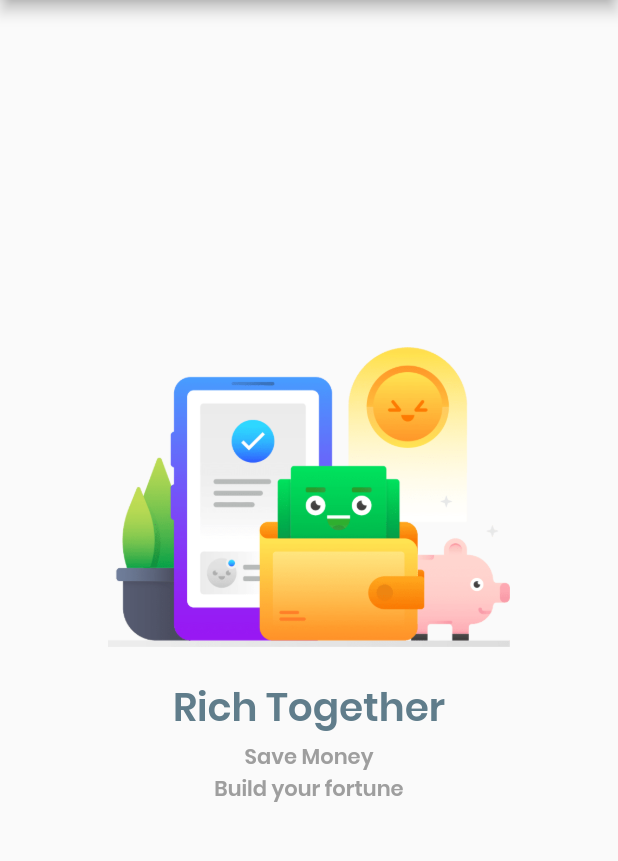
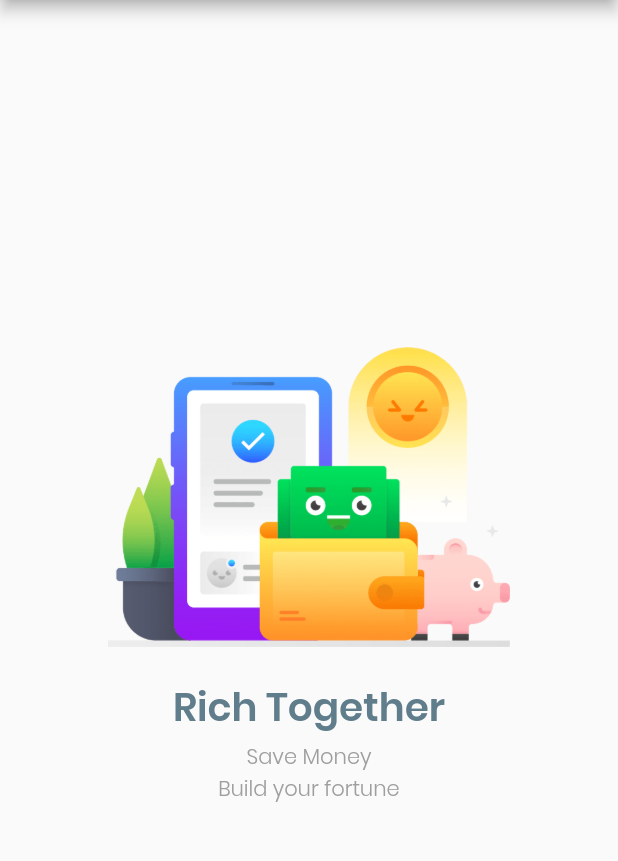
Before and after one commit to rendikr/learning-flutter-mobile-apps, a Flutter app: the screen it shows after launch, on a phone screen of 412 x 824 dp, the part 84-945 px from its top. Run offline on Flutter 3.47's test engine with Material 2 defaults, Android fonts, the phone set to English and light mode, and no system bars.

```diff
--- a/lib/font_style.dart
+++ b/lib/font_style.dart
@@ -3,11 +3,13 @@ import 'package:flutter/material.dart';
 TextStyle mainHeader = TextStyle(
   fontSize: 26,
   color: Colors.blueGrey,
-  fontFamily: 'Poppins'
+  fontFamily: 'Poppins',
+  fontWeight: FontWeight.w700
 );
 
 TextStyle subHeader = TextStyle(
   fontSize: 14,
   color: Colors.grey,
-  fontFamily: 'Poppins'
+  fontFamily: 'Poppins',
+  fontWeight: FontWeight.w300
 );
--- a/pubspec.yaml
+++ b/pubspec.yaml
@@ -62,9 +62,11 @@ flutter:
   fonts:
     - family: Poppins
       fonts:
-        # - asset: assets/fonts/Poppins-Light.ttf
+        - asset: assets/fonts/Poppins-SemiBold.ttf
+          weight: 700
+        - asset: assets/fonts/Poppins-Light.ttf
+          weight: 300
         # - asset: assets/fonts/Poppins-Regular.ttf
-        - asset: assets/fonts/Poppins-SemiBold.ttf
   #       - asset: fonts/Schyler-Italic.ttf
   #         style: italic
   #   - family: Trajan Pro
```
